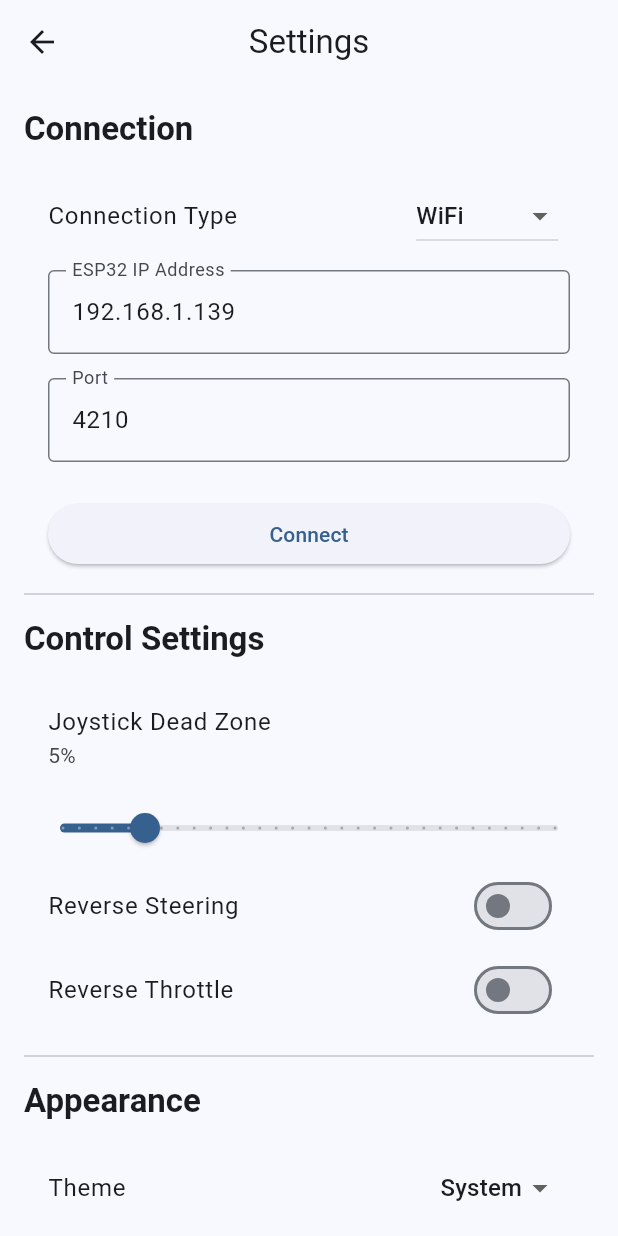
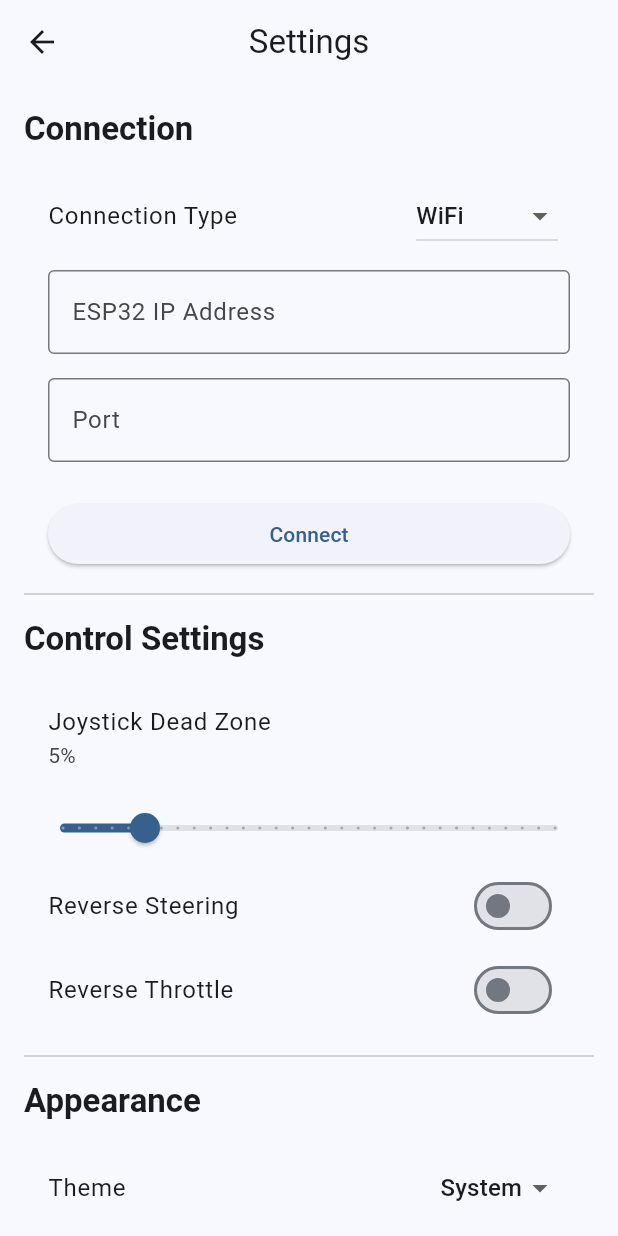
Before and after one commit to pelotazos123/TFG-Controller-App, a Flutter app: the screen it shows after launch, after a tap on the "settings" icon, on a phone screen of 412 x 824 dp. Run offline on Flutter 3.47's test engine with Material 3 defaults, Android fonts, the light colour scheme and no system bars.

Commit message:
arduino modulation and minor fixes on front end

```diff
--- a/flutter_app/lib/features/control/control_page.dart
+++ b/flutter_app/lib/features/control/control_page.dart
@@ -80,7 +80,7 @@ class _ControlPageState extends State<ControlPage> {
                     children: [
                       Expanded(
                         child: _buildJoystick(
-                          label: 'STEERING',
+                          label: 'THROTTLE',
                           value: _leftJoystick,
                           onChanged: (v) {
                             setState(() => _leftJoystick = v);
@@ -101,7 +101,7 @@ class _ControlPageState extends State<ControlPage> {
                       ),
                       Expanded(
                         child: _buildJoystick(
-                          label: 'THROTTLE',
+                          label: 'STEERING',
                           value: _rightJoystick,
                           onChanged: (v) {
                             setState(() => _rightJoystick = v);
--- a/flutter_app/lib/features/settings/settings.dart
+++ b/flutter_app/lib/features/settings/settings.dart
@@ -16,8 +16,8 @@ class SettingsPage extends StatefulWidget {
 }
 
 class _SettingsPageState extends State<SettingsPage> {
-  final TextEditingController _ipController = TextEditingController(text: '192.168.1.139');
-  final TextEditingController _portController = TextEditingController(text: '4210');
+  final TextEditingController _ipController = TextEditingController(text: '');
+  final TextEditingController _portController = TextEditingController(text: '');
 
   final ControlManager _controlManager = ControlManager.instance;
 
```
Also changed, not shown: 8 other files.
